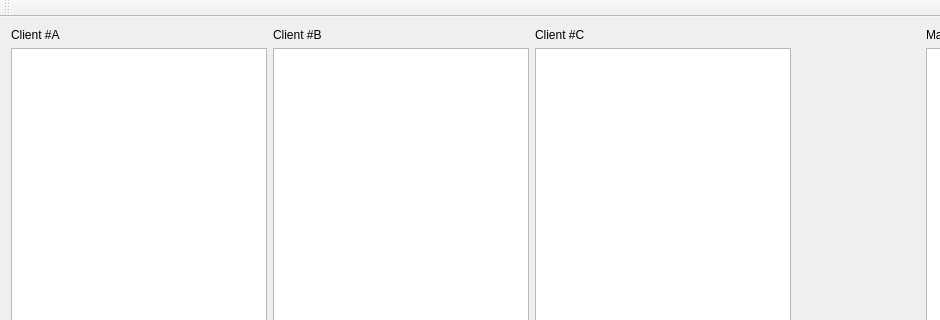
First picture: the form in SocketChat/chatwindow.ui, repository Pilipets/Apriorit-homework, before the edit; both pictures show x 0 to 940 and y 0 to 320 of the 1193 by 622 pixel window.
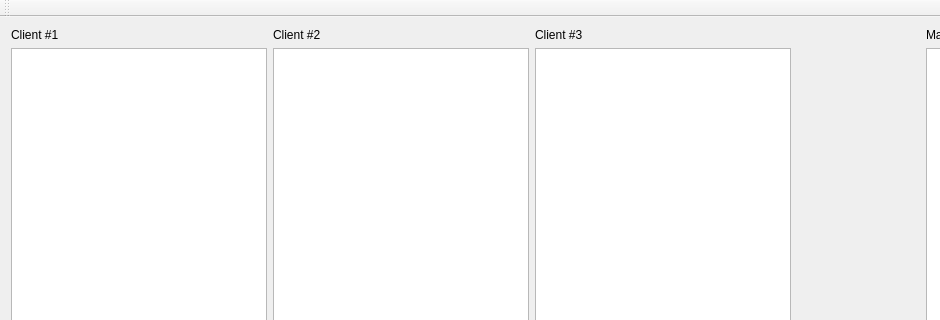
Second picture: the form after the edit.

Patch:
```diff
--- a/SocketChat/chatwindow.ui
+++ b/SocketChat/chatwindow.ui
@@ -22,7 +22,7 @@
         <item>
          <widget class="QLabel" name="lbl_Client1">
           <property name="text">
-           <string>Client #A</string>
+           <string>Client #1</string>
           </property>
          </widget>
         </item>
@@ -39,7 +39,7 @@
         <item>
          <widget class="QLabel" name="lbl_Client2">
           <property name="text">
-           <string>Client #B</string>
+           <string>Client #2</string>
           </property>
          </widget>
         </item>
@@ -56,7 +56,7 @@
         <item>
          <widget class="QLabel" name="lbl_Client3">
           <property name="text">
-           <string>Client #C</string>
+           <string>Client #3</string>
           </property>
          </widget>
         </item>
```
